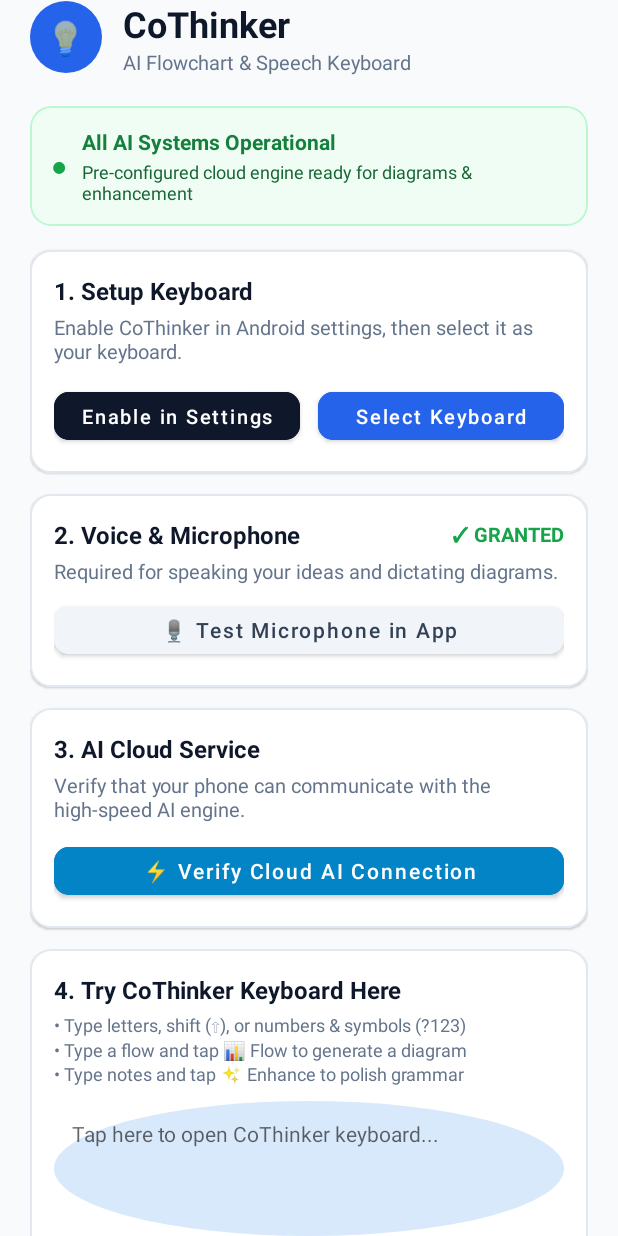
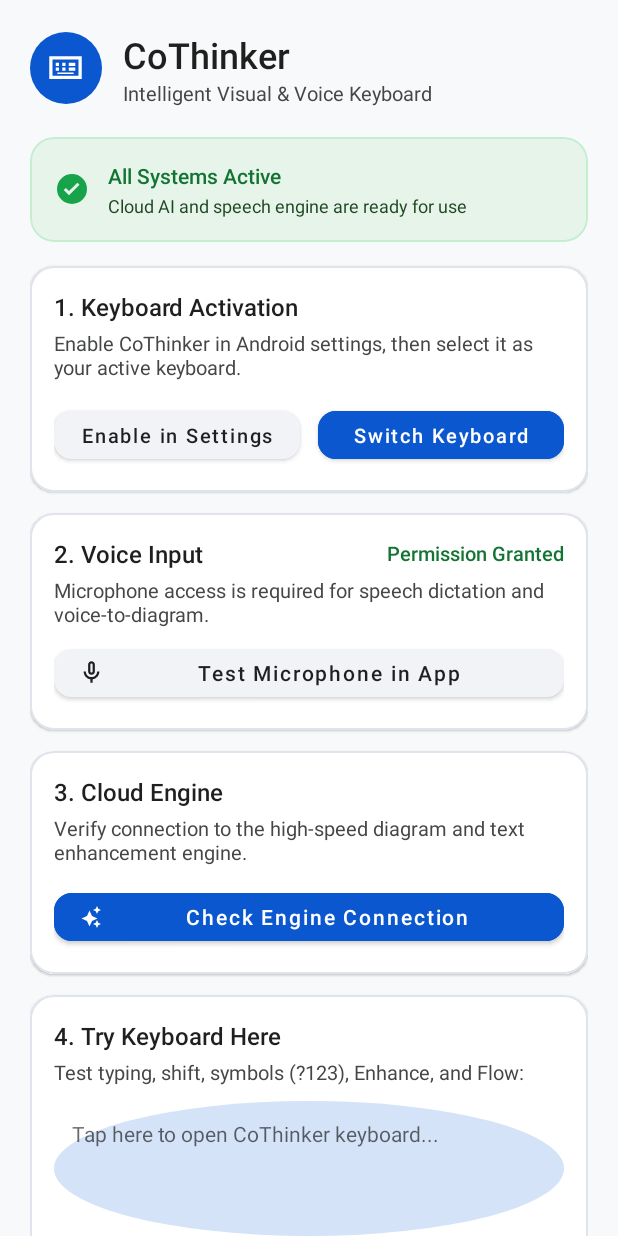
Before and after one commit to manas-dange/Cothink-flowchart, an Android app: the screen it shows after launch (MainActivity), on a phone screen of 412 x 824 dp. Run offline under Robolectric (Android 15) with nearby library versions, the phone set to English and light mode, and no system bars.

Commit message:
Release v1.3.0

```diff
--- /dev/null
+++ b/app/src/main/res/drawable/ic_check_circle.xml
@@ -0,0 +1,9 @@
+<vector xmlns:android="http://schemas.android.com/apk/res/android"
+    android:width="24dp"
+    android:height="24dp"
+    android:viewportWidth="24"
+    android:viewportHeight="24">
+  <path
+      android:fillColor="#16A34A"
+      android:pathData="M12,2A10,10,0,1,0,22,12,10,10,0,0,0,12,2ZM10,16.2l-3.5,-3.5,1.4,-1.4,2.1,2.1,5.6,-5.6,1.4,1.4Z"/>
+</vector>
--- /dev/null
+++ b/app/src/main/res/drawable/ic_keyboard.xml
@@ -0,0 +1,9 @@
+<vector xmlns:android="http://schemas.android.com/apk/res/android"
+    android:width="24dp"
+    android:height="24dp"
+    android:viewportWidth="24"
+    android:viewportHeight="24">
+  <path
+      android:fillColor="#FFFFFFFF"
+      android:pathData="M2,5h20v14H2zM4,7v10h16V7zM6,9h2v2H6zM10,9h2v2h-2zM14,9h2v2h-2zM18,9h-2v2h2zM6,12h2v2H6zM10,12h2v2h-2zM14,12h2v2h-2zM18,12h-2v2h2zM7,15h10v1H7z"/>
+</vector>
--- /dev/null
+++ b/app/src/main/res/drawable/ic_mic.xml
@@ -0,0 +1,9 @@
+<vector xmlns:android="http://schemas.android.com/apk/res/android"
+    android:width="24dp"
+    android:height="24dp"
+    android:viewportWidth="24"
+    android:viewportHeight="24">
+  <path
+      android:fillColor="#FFFFFFFF"
+      android:pathData="M12,14c1.66,0 3,-1.34 3,-3V5c0,-1.66 -1.34,-3 -3,-3S9,3.34 9,5v6c0,1.66 1.34,3 3,3zm-1,-9c0,-0.55 0.45,-1 1,-1s1,0.45 1,1v6c0,0.55 -0.45,1 -1,1s-1,-0.45 -1,-1V5zm6,6c0,2.76 -2.24,5 -5,5s-5,-2.24 -5,-5H5c0,3.53 2.61,6.43 6,6.92V21h2v-3.08c3.39,-0.49 6,-3.39 6,-6.92h-2z"/>
+</vector>
--- /dev/null
+++ b/app/src/main/res/drawable/ic_sparkle.xml
@@ -0,0 +1,9 @@
+<vector xmlns:android="http://schemas.android.com/apk/res/android"
+    android:width="24dp"
+    android:height="24dp"
+    android:viewportWidth="24"
+    android:viewportHeight="24">
+  <path
+      android:fillColor="#FFFFFFFF"
+      android:pathData="M19,9l1.25,-2.75L23,5l-2.75,-1.25L19,1l-1.25,2.75L15,5l2.75,1.25L19,9zM9,11l2.5,-5.5L14,11l5.5,2.5L14,16l-2.5,5.5L9,16l-5.5,-2.5L9,11zM19,15l-1.25,2.75L15,19l2.75,1.25L19,23l1.25,-2.75L23,19l-2.75,-1.25L19,15z"/>
+</vector>
--- a/app/src/main/res/layout/activity_main.xml
+++ b/app/src/main/res/layout/activity_main.xml
@@ -3,7 +3,7 @@
     xmlns:app="http://schemas.android.com/apk/res-auto"
     android:layout_width="match_parent"
     android:layout_height="match_parent"
-    android:background="#F8FAFC"
+    android:background="#F8F9FA"
     android:fillViewport="true">
 
     <LinearLayout
@@ -12,7 +12,7 @@
         android:orientation="vertical"
         android:padding="20dp">
 
-        <!-- App Brand Header -->
+        <!-- App Brand Header (Google Pixel / Material 3 style) -->
         <LinearLayout
             android:layout_width="match_parent"
             android:layout_height="wrap_content"
@@ -24,14 +24,14 @@
                 android:layout_width="48dp"
                 android:layout_height="48dp"
                 android:background="@drawable/bg_mic_button"
-                android:backgroundTint="#2563EB">
+                android:backgroundTint="#0B57D0">
 
-                <TextView
-                    android:layout_width="wrap_content"
-                    android:layout_height="wrap_content"
+                <ImageView
+                    android:layout_width="26dp"
+                    android:layout_height="26dp"
                     android:layout_gravity="center"
-                    android:text="💡"
-                    android:textSize="22sp" />
+                    android:src="@drawable/ic_keyboard"
+                    app:tint="@color/white" />
 
             </FrameLayout>
 
@@ -45,46 +45,44 @@
                     android:layout_width="wrap_content"
                     android:layout_height="wrap_content"
                     android:text="CoThinker"
-                    android:textColor="#0F172A"
+                    android:textColor="#1F1F1F"
                     android:textSize="24sp"
-                    android:textStyle="bold" />
+                    android:fontFamily="sans-serif-medium" />
 
                 <TextView
                     android:layout_width="wrap_content"
                     android:layout_height="wrap_content"
-                    android:text="AI Flowchart &amp; Speech Keyboard"
-                    android:textColor="#64748B"
+                    android:text="Intelligent Visual &amp; Voice Keyboard"
+                    android:textColor="#444746"
                     android:textSize="13sp" />
 
             </LinearLayout>
 
         </LinearLayout>
 
-        <!-- Status Banner Card -->
+        <!-- System Status Card -->
         <com.google.android.material.card.MaterialCardView
             android:layout_width="match_parent"
             android:layout_height="wrap_content"
             android:layout_marginTop="8dp"
-            app:cardCornerRadius="14dp"
+            app:cardCornerRadius="16dp"
             app:cardElevation="0dp"
-            app:strokeColor="#BBF7D0"
+            app:strokeColor="#C4EED0"
             app:strokeWidth="1dp"
-            app:cardBackgroundColor="#F0FDF4">
+            app:cardBackgroundColor="#E6F4EA">
 
             <LinearLayout
                 android:layout_width="match_parent"
                 android:layout_height="wrap_content"
                 android:gravity="center_vertical"
                 android:orientation="horizontal"
-                android:padding="14dp">
+                android:padding="16dp">
 
-                <TextView
-                    android:layout_width="wrap_content"
-                    android:layout_height="wrap_content"
-                    android:text="●"
-                    android:textColor="#16A34A"
-                    android:textSize="18sp"
-                    android:paddingEnd="10dp" />
+                <ImageView
+                    android:layout_width="24dp"
+                    android:layout_height="24dp"
+                    android:src="@drawable/ic_check_circle"
+                    android:layout_marginEnd="12dp" />
 
                 <LinearLayout
                     android:layout_width="match_parent"
@@ -94,17 +92,17 @@
                     <TextView
                         android:layout_width="wrap_content"
                         android:layout_height="wrap_content"
-                        android:text="All AI Systems Operational"
-                        android:textColor="#15803D"
+                        android:text="All Systems Active"
+                        android:textColor="#137333"
                         android:textSize="14sp"
-                        android:textStyle="bold" />
+                        android:fontFamily="sans-serif-medium" />
 
                     <TextView
                         android:layout_width="wrap_content"
                         android:layout_height="wrap_content"
                         android:layout_marginTop="2dp"
-                        android:text="Pre-configured cloud engine ready for diagrams &amp; enhancement"
-                        android:textColor="#166534"
+                        android:text="Cloud AI and speech engine are ready for use"
+                        android:textColor="#1E4620"
                         android:textSize="12sp" />
 
                 </LinearLayout>
@@ -113,14 +111,14 @@
 
         </com.google.android.material.card.MaterialCardView>
 
-        <!-- Step 1: Keyboard Activation Card -->
+        <!-- Step 1: Keyboard Setup Card -->
         <com.google.android.material.card.MaterialCardView
             android:layout_width="match_parent"
             android:layout_height="wrap_content"
             android:layout_marginTop="16dp"
-            app:cardCornerRadius="14dp"
+            app:cardCornerRadius="16dp"
             app:cardElevation="1dp"
-            app:strokeColor="#E2E8F0"
+            app:strokeColor="#E0E2EC"
             app:strokeWidth="1dp"
             app:cardBackgroundColor="@color/white">
 
@@ -133,23 +131,23 @@
                 <TextView
                     android:layout_width="wrap_content"
                     android:layout_height="wrap_content"
-                    android:text="1. Setup Keyboard"
-                    android:textColor="#0F172A"
+                    android:text="1. Keyboard Activation"
+                    android:textColor="#1F1F1F"
                     android:textSize="16sp"
-                    android:textStyle="bold" />
+                    android:fontFamily="sans-serif-medium" />
 
                 <TextView
                     android:layout_width="wrap_content"
                     android:layout_height="wrap_content"
                     android:layout_marginTop="4dp"
-                    android:text="Enable CoThinker in Android settings, then select it as your keyboard."
-                    android:textColor="#64748B"
+                    android:text="Enable CoThinker in Android settings, then select it as your active keyboard."
+                    android:textColor="#444746"
                     android:textSize="13sp" />
 
                 <LinearLayout
                     android:layout_width="match_parent"
                     android:layout_height="wrap_content"
-                    android:layout_marginTop="12dp"
+                    android:layout_marginTop="14dp"
                     android:orientation="horizontal">
 
                     <com.google.android.material.button.MaterialButton
@@ -161,8 +159,9 @@
                         android:text="Enable in Settings"
                         android:textAllCaps="false"
                         android:textSize="13sp"
-                        app:cornerRadius="10dp"
-                        android:backgroundTint="#0F172A" />
+                        app:cornerRadius="12dp"
+                        android:textColor="#1F1F1F"
+                        android:backgroundTint="#F2F3F7" />
 
                     <com.google.android.material.button.MaterialButton
                         android:id="@+id/btn_select_ime"
@@ -170,11 +169,12 @@
                         android:layout_height="44dp"
                         android:layout_weight="1"
                         android:layout_marginStart="6dp"
-                        android:text="Select Keyboard"
+                        android:text="Switch Keyboard"
                         android:textAllCaps="false"
                         android:textSize="13sp"
-                        app:cornerRadius="10dp"
-                        android:backgroundTint="#2563EB" />
+                        app:cornerRadius="12dp"
+                        android:textColor="@color/white"
+                        android:backgroundTint="#0B57D0" />
 
                 </LinearLayout>
 
@@ -182,14 +182,14 @@
 
         </com.google.android.material.card.MaterialCardView>
 
-        <!-- Step 2: Microphone Permission & Quick Test Card -->
+        <!-- Step 2: Voice & Microphone Card -->
         <com.google.android.material.card.MaterialCardView
             android:layout_width="match_parent"
             android:layout_height="wrap_content"
             android:layout_marginTop="14dp"
-            app:cardCornerRadius="14dp"
+            app:cardCornerRadius="16dp"
             app:cardElevation="1dp"
-            app:strokeColor="#E2E8F0"
+            app:strokeColor="#E0E2EC"
             app:strokeWidth="1dp"
             app:cardBackgroundColor="@color/white">
 
@@ -209,10 +209,10 @@
                         android:layout_width="0dp"
                         android:layout_height="wrap_content"
                         android:layout_weight="1"
-                        android:text="2. Voice &amp; Microphone"
-                        android:textColor="#0F172A"
+                        android:text="2. Voice Input"
+                        android:textColor="#1F1F1F"
                         android:textSize="16sp"
-                        android:textStyle="bold" />
+                        android:fontFamily="sans-serif-medium" />
 
                     <TextView
                         android:id="@+id/tv_mic_perm_status"
@@ -220,7 +220,7 @@
                         android:layout_height="wrap_content"
                         android:text="Checking..."
                         android:textSize="13sp"
-                        android:textStyle="bold" />
+                        android:fontFamily="sans-serif-medium" />
 
                 </LinearLayout>
 
@@ -228,39 +228,43 @@
                     android:layout_width="wrap_content"
                     android:layout_height="wrap_content"
                     android:layout_marginTop="4dp"
-                    android:text="Required for speaking your ideas and dictating diagrams."
-                    android:textColor="#64748B"
+                    android:text="Microphone access is required for speech dictation and voice-to-diagram."
+                    android:textColor="#444746"
                     android:textSize="13sp" />
 
                 <com.google.android.material.button.MaterialButton
                     android:id="@+id/btn_grant_mic"
                     android:layout_width="match_parent"
                     android:layout_height="44dp"
-                    android:layout_marginTop="10dp"
+                    android:layout_marginTop="12dp"
                     android:text="Grant Microphone Permission"
                     android:textAllCaps="false"
-                    app:cornerRadius="10dp"
-                    android:backgroundTint="#16A34A" />
+                    app:cornerRadius="12dp"
+                    android:textColor="@color/white"
+                    android:backgroundTint="#0B57D0" />
 
                 <com.google.android.material.button.MaterialButton
                     android:id="@+id/btn_test_mic"
                     android:layout_width="match_parent"
                     android:layout_height="44dp"
                     android:layout_marginTop="8dp"
-                    android:text="🎙️ Test Microphone in App"
+                    android:text="Test Microphone in App"
                     android:textAllCaps="false"
-                    app:cornerRadius="10dp"
-                    android:textColor="#334155"
-                    android:backgroundTint="#F1F5F9" />
+                    app:icon="@drawable/ic_mic"
+                    app:iconSize="18dp"
+                    app:iconTint="#1F1F1F"
+                    app:cornerRadius="12dp"
+                    android:textColor="#1F1F1F"
+                    android:backgroundTint="#F2F3F7" />
 
                 <TextView
                     android:id="@+id/tv_mic_test_result"
                     android:layout_width="match_parent"
                     android:layout_height="wrap_content"
                     android:layout_marginTop="8dp"
-                    android:padding="10dp"
-                    android:background="#F8FAFC"
-                    android:textColor="#334155"
+                    android:padding="12dp"
+                    android:background="#F8F9FA"
+                    android:textColor="#1F1F1F"
                     android:textSize="13sp"
                     android:visibility="gone" />
 
@@ -268,14 +272,14 @@
 
         </com.google.android.material.card.MaterialCardView>
 
-        <!-- Step 3: AI Cloud Verification Card (No exposed keys or raw details!) -->
+        <!-- Step 3: Cloud AI Service Card -->
         <com.google.android.material.card.MaterialCardView
             android:layout_width="match_parent"
             android:layout_height="wrap_content"
             android:layout_marginTop="14dp"
-            app:cardCornerRadius="14dp"
+            app:cardCornerRadius="16dp"
             app:cardElevation="1dp"
-            app:strokeColor="#E2E8F0"
+            app:strokeColor="#E0E2EC"
             app:strokeWidth="1dp"
             app:cardBackgroundColor="@color/white">
 
@@ -288,38 +292,41 @@
                 <TextView
                     android:layout_width="wrap_content"
                     android:layout_height="wrap_content"
-                    android:text="3. AI Cloud Service"
-                    android:textColor="#0F172A"
+                    android:text="3. Cloud Engine"
+                    android:textColor="#1F1F1F"
                     android:textSize="16sp"
-                    android:textStyle="bold" />
+                    android:fontFamily="sans-serif-medium" />
 
                 <TextView
                     android:layout_width="wrap_content"
                     android:layout_height="wrap_content"
                     android:layout_marginTop="4dp"
-                    android:text="Verify that your phone can communicate with the high-speed AI engine."
-                    android:textColor="#64748B"
+                    android:text="Verify connection to the high-speed diagram and text enhancement engine."
+                    android:textColor="#444746"
                     android:textSize="13sp" />
 
                 <com.google.android.material.button.MaterialButton
                     android:id="@+id/btn_test_api"
                     android:layout_width="match_parent"
                     android:layout_height="44dp"
-                    android:layout_marginTop="10dp"
-                    android:text="⚡ Verify Cloud AI Connection"
+                    android:layout_marginTop="12dp"
+                    android:text="Check Engine Connection"
                     android:textAllCaps="false"
-                    app:cornerRadius="10dp"
+                    app:icon="@drawable/ic_sparkle"
+                    app:iconSize="16dp"
+                    app:iconTint="@color/white"
+                    app:cornerRadius="12dp"
                     android:textColor="@color/white"
-                    android:backgroundTint="#0284C7" />
+                    android:backgroundTint="#0B57D0" />
 
                 <TextView
                     android:id="@+id/tv_api_test_result"
                     android:layout_width="match_parent"
                     android:layout_height="wrap_content"
                     android:layout_marginTop="8dp"
-                    android:padding="10dp"
-                    android:background="#F8FAFC"
-                    android:textColor="#334155"
+                    android:padding="12dp"
+                    android:background="#F8F9FA"
+                    android:textColor="#1F1F1F"
                     android:textSize="13sp"
                     android:visibility="gone" />
 
@@ -333,9 +340,9 @@
             android:layout_height="wrap_content"
             android:layout_marginTop="14dp"
             android:layout_marginBottom="24dp"
-            app:cardCornerRadius="14dp"
+            app:cardCornerRadius="16dp"
             app:cardElevation="1dp"
-            app:strokeColor="#E2E8F0"
+            app:strokeColor="#E0E2EC"
             app:strokeWidth="1dp"
             app:cardBackgroundColor="@color/white">
 
@@ -348,19 +355,18 @@
                 <TextView
                     android:layout_width="wrap_content"
                     android:layout_height="wrap_content"
-                    android:text="4. Try CoThinker Keyboard Here"
-                    android:textColor="#0F172A"
+                    android:text="4. Try Keyboard Here"
+                    android:textColor="#1F1F1F"
                     android:textSize="16sp"
-                    android:textStyle="bold" />
+                    android:fontFamily="sans-serif-medium" />
 
                 <TextView
                     android:layout_width="wrap_content"
                     android:layout_height="wrap_content"
                     android:layout_marginTop="4dp"
-                    android:text="• Type letters, shift (⇧), or numbers &amp; symbols (?123)\n• Type a flow and tap 📊 Flow to generate a diagram\n• Type notes and tap ✨ Enhance to polish grammar"
-                    android:textColor="#64748B"
-                    android:textSize="12sp"
-                    android:lineSpacingExtra="2dp" />
+                    android:text="Test typing, shift, symbols (?123), Enhance, and Flow:"
+                    android:textColor="#444746"
+                    android:textSize="13sp" />
 
                 <EditText
                     android:id="@+id/et_test_field"
@@ -370,8 +376,8 @@
                     android:gravity="top|start"
                     android:hint="Tap here to open CoThinker keyboard..."
                     android:background="@drawable/bg_mic_button"
-                    android:backgroundTint="#F8FAFC"
-                    android:textColor="#0F172A"
+                    android:backgroundTint="#F2F3F7"
+                    android:textColor="#1F1F1F"
                     android:padding="12dp"
                     android:textSize="14sp" />
 
```
Also changed, not shown: app/src/main/java/com/cothink/keyboard/service/CothinkInputMethodService.kt (+27 -19 lines), app/src/main/java/com/cothink/keyboard/ui/MainActivity.kt (+25 -25 lines), app/src/main/res/drawable/ic_backspace.xml (added, +9 -0 lines), app/src/main/res/drawable/ic_flow.xml (added, +9 -0 lines), app/src/main/res/drawable/ic_shift.xml (added, +9 -0 lines), app/src/main/res/drawable/ic_shift_caps.xml (added, +9 -0 lines), app/src/main/res/layout/keyboard_view.xml (+51 -22 lines), app/src/main/res/values/colors.xml (+24 -24 lines).
